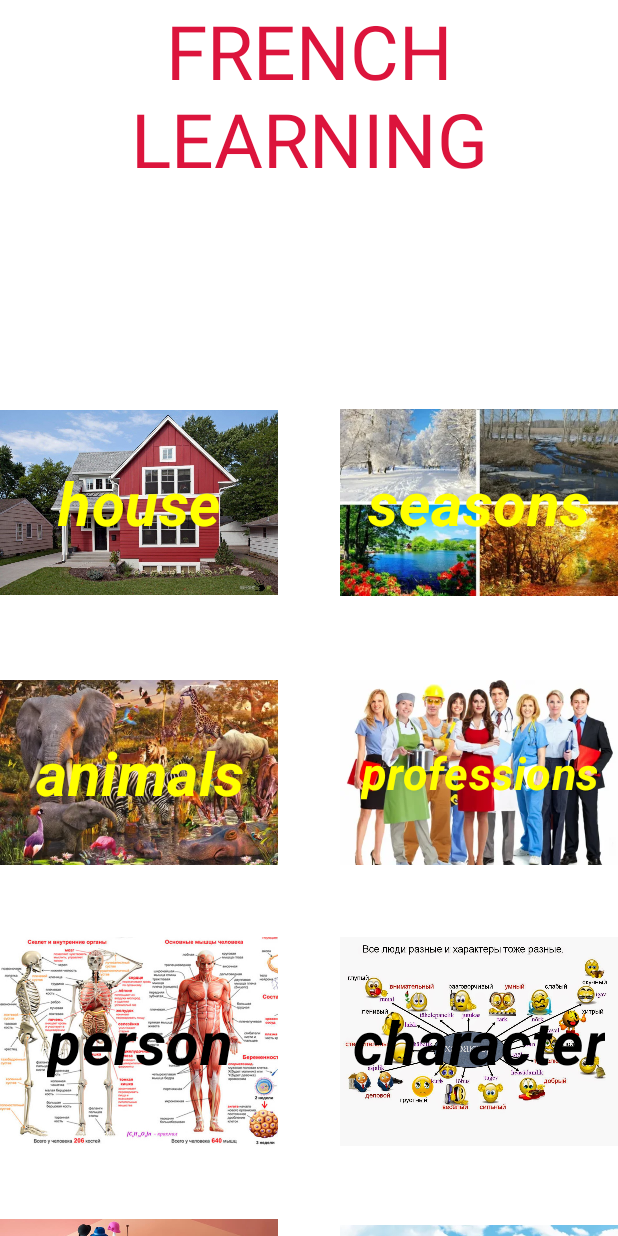
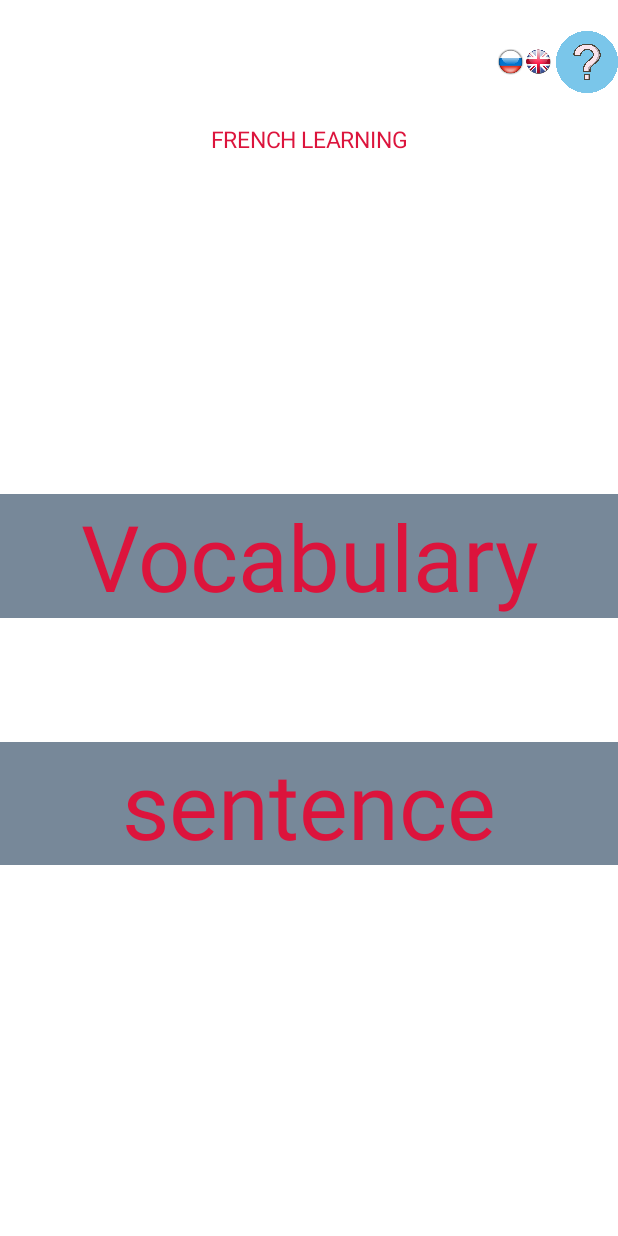
Before and after one commit to SargysanMher/French_Learning, an Android app: the screen it shows after launch (MainActivity before the commit, Start after it), on a phone screen of 412 x 824 dp. Run offline under Robolectric (Android 15) with nearby library versions, the light colour scheme and no system bars.

Commit message:
new activity and function to change language

```diff
--- /dev/null
+++ b/app/src/main/java/com/example/myapplication/Start.java
@@ -0,0 +1,72 @@
+package com.example.myapplication;
+
+import androidx.appcompat.app.AppCompatActivity;
+
+import android.annotation.SuppressLint;
+import android.app.Activity;
+import android.content.Intent;
+import android.content.SharedPreferences;
+import android.content.res.Configuration;
+import android.os.Bundle;
+import android.util.DisplayMetrics;
+import android.view.View;
+import android.widget.ImageView;
+import android.widget.TextView;
+
+import java.util.Locale;
+
+public class Start extends AppCompatActivity {
+int i = 0;
+    @Override
+    protected void onCreate(Bundle savedInstanceState) {
+        loadLocale();
+        super.onCreate(savedInstanceState);
+        setContentView(R.layout.activity_start);
+        DisplayMetrics metrics = getResources().getDisplayMetrics();
+
+        int DeviceTotalWidth = metrics.widthPixels;
+        int DeviceTotalHeight = metrics.heightPixels;
+        TextView French_Learning = findViewById(R.id.french_learning);
+        French_Learning.setTextSize(DeviceTotalWidth/40);
+        ImageView language = findViewById(R.id.language);
+        language.setOnClickListener(new View.OnClickListener() {
+            @Override
+            public void onClick(View v) {
+                if(French_Learning.getText().equals("FRENCH LEARNING")){
+                    setlocale("ru");
+                    recreate();
+                }
+                else{
+                    setlocale("en");
+                    recreate();
+                }
+            }
+        });
+    }
+
+    public void rules(View view) {
+
+    }
+
+
+    private void setlocale(String lang){
+        Locale locale = new Locale(lang);
+        Locale.setDefault(locale);
+        Configuration configuration = new Configuration();
+        configuration.locale=locale;
+        getBaseContext().getResources().updateConfiguration(configuration,getBaseContext().getResources().getDisplayMetrics());
+        SharedPreferences.Editor editor = getSharedPreferences("Settings",MODE_PRIVATE).edit();
+        editor.putString("Mylang",lang);
+        editor.apply();
+    }
+    public void loadLocale(){
+        SharedPreferences prefs = getSharedPreferences("Settings", Activity.MODE_PRIVATE);
+        String language = prefs.getString("Mylang","");
+        setlocale(language);
+    }
+
+    public void vocabulary(View view) {
+        Intent intent = new Intent(Start.this,MainActivity.class);
+        startActivity(intent);
+    }
+}
--- a/app/src/main/res/layout/activity_main.xml
+++ b/app/src/main/res/layout/activity_main.xml
@@ -258,12 +258,12 @@
 
 
         <TextView
-            android:layout_width="wrap_content"
+            android:layout_width="match_parent"
             android:layout_height="wrap_content"
             android:text="@string/clothes"
             app:layout_constraintBottom_toBottomOf="@id/clothes"
             app:layout_constraintEnd_toEndOf="@id/clothes"
-            android:textSize="40sp"
+            app:autoSizeTextType="uniform"
             android:id="@+id/clothes_string"
             android:textStyle="bold|italic"
             android:textColor="@color/red"
@@ -274,7 +274,6 @@
             android:id="@+id/stars_of_clothes"
             android:layout_width="wrap_content"
             android:layout_height="wrap_content"
-            android:textSize="30sp"
             android:textColor="@color/orange"
             app:layout_constraintEnd_toEndOf="@id/clothes"
             app:layout_constraintStart_toStartOf="@id/clothes"
@@ -283,11 +282,11 @@
         </TextView>
 
         <TextView
-            android:layout_width="wrap_content"
+            android:layout_width="match_parent"
             android:layout_height="wrap_content"
             android:textStyle="bold|italic"
             app:layout_constraintBottom_toBottomOf="@id/tecknology"
-            android:textSize="40sp"
+            app:autoSizeTextType="uniform"
             android:textColor="@color/orange"
             android:id="@+id/tecknology_string"
             style="@style/MaterialAlertDialog.MaterialComponents.Title.Text.CenterStacked"
@@ -299,7 +298,6 @@
             android:id="@+id/stars_of_technique"
             android:layout_width="wrap_content"
             android:layout_height="wrap_content"
-            android:textSize="30sp"
             android:textColor="@color/orange"
             app:layout_constraintEnd_toEndOf="@id/tecknology"
             app:layout_constraintStart_toStartOf="@id/tecknology"
@@ -307,10 +305,10 @@
 
         </TextView>
         <TextView
-            android:layout_width="wrap_content"
+            android:layout_width="match_parent"
             app:layout_constraintBottom_toBottomOf="@id/character"
             app:layout_constraintEnd_toEndOf="@id/character"
-            android:textSize="40sp"
+            app:autoSizeTextType="uniform"
             android:textColor="@color/black"
             android:textStyle="bold|italic"
             android:id="@+id/character_string"
@@ -323,7 +321,6 @@
             android:id="@+id/stars_of_character"
             android:layout_width="wrap_content"
             android:layout_height="wrap_content"
-            android:textSize="30sp"
             android:textColor="@color/orange"
             app:layout_constraintEnd_toEndOf="@id/character"
             app:layout_constraintStart_toStartOf="@id/character"
@@ -331,11 +328,11 @@
 
         </TextView>
         <TextView
-            android:layout_width="wrap_content"
+            android:layout_width="match_parent"
             android:layout_height="wrap_content"
             app:layout_constraintBottom_toBottomOf="@id/travel"
             app:layout_constraintEnd_toEndOf="@id/travel"
-            android:textSize="40sp"
+            app:autoSizeTextType="uniform"
             android:textStyle="bold|italic"
             android:id="@+id/travel_string"
             android:textColor="@color/red"
@@ -347,7 +344,6 @@
             android:id="@+id/stars_of_travel"
             android:layout_width="wrap_content"
             android:layout_height="wrap_content"
-            android:textSize="30sp"
             android:textColor="@color/orange"
             app:layout_constraintEnd_toEndOf="@id/travel"
             app:layout_constraintStart_toStartOf="@id/travel"
@@ -355,13 +351,13 @@
 
         </TextView>
         <TextView
-            android:layout_width="wrap_content"
+            android:layout_width="match_parent"
             android:textStyle="bold|italic"
             android:layout_height="wrap_content"
             app:layout_constraintBottom_toBottomOf="@id/nature"
             android:id="@+id/nature_string"
             app:layout_constraintEnd_toEndOf="@id/nature"
-            android:textSize="40sp"
+            app:autoSizeTextType="uniform"
             android:textColor="@color/red"
             style="@style/MaterialAlertDialog.MaterialComponents.Title.Text.CenterStacked"
             app:layout_constraintStart_toStartOf="@id/nature"
@@ -371,7 +367,6 @@
             android:id="@+id/stars_of_nature"
             android:layout_width="wrap_content"
             android:layout_height="wrap_content"
-            android:textSize="30sp"
             android:textColor="@color/orange"
             app:layout_constraintEnd_toEndOf="@id/nature"
             app:layout_constraintStart_toStartOf="@id/nature"
@@ -379,13 +374,13 @@
 
         </TextView>
         <TextView
-            android:layout_width="wrap_content"
+            android:layout_width="match_parent"
             android:textStyle="bold|italic"
             android:layout_height="wrap_content"
             app:layout_constraintBottom_toBottomOf="@id/seasons"
 
             app:layout_constraintEnd_toEndOf="@id/seasons"
-            android:textSize="40sp"
+            app:autoSizeTextType="uniform"
             android:textColor="@color/yellow"
             android:id="@+id/seasons_string"
             style="@style/MaterialAlertDialog.MaterialComponents.Title.Text.CenterStacked"
@@ -398,7 +393,6 @@
             android:id="@+id/stars_of_seasons"
             android:layout_width="wrap_content"
             android:layout_height="wrap_content"
-            android:textSize="30sp"
             android:textColor="@color/orange"
             app:layout_constraintEnd_toEndOf="@id/seasons"
             app:layout_constraintStart_toStartOf="@id/seasons"
@@ -406,12 +400,12 @@
 
         </TextView>
         <TextView
-            android:layout_width="wrap_content"
+            android:layout_width="match_parent"
             android:layout_height="wrap_content"
             app:layout_constraintBottom_toBottomOf="@id/home"
             app:layout_constraintEnd_toEndOf="@id/home"
             app:layout_constraintStart_toStartOf="@id/home"
-            android:textSize="40sp"
+            app:autoSizeTextType="uniform"
             android:textStyle="bold|italic"
             android:id="@+id/house"
             android:textColor="@color/yellow"
@@ -423,7 +417,6 @@
             android:id="@+id/stars_of_house"
             android:layout_width="wrap_content"
             android:layout_height="wrap_content"
-            android:textSize="30sp"
             android:textColor="@color/orange"
             app:layout_constraintEnd_toEndOf="@id/home"
             app:layout_constraintStart_toStartOf="@id/home"
@@ -431,13 +424,13 @@
 
         </TextView>
         <TextView
-            android:layout_width="wrap_content"
+            android:layout_width="match_parent"
             android:layout_height="wrap_content"
             app:layout_constraintBottom_toBottomOf="@id/food"
             app:layout_constraintEnd_toEndOf="@id/food"
             app:layout_constraintStart_toStartOf="@id/food"
             app:layout_constraintTop_toTopOf="@id/food"
-            android:textSize="40sp"
+            app:autoSizeTextType="uniform"
             android:textStyle="bold|italic"
             android:id="@+id/food_string"
             android:textColor="@color/black"
@@ -447,7 +440,6 @@
             android:id="@+id/stars_of_food"
             android:layout_width="wrap_content"
             android:layout_height="wrap_content"
-            android:textSize="30sp"
             android:textColor="@color/orange"
             app:layout_constraintEnd_toEndOf="@id/food"
             app:layout_constraintStart_toStartOf="@id/food"
@@ -455,11 +447,11 @@
 
         </TextView>
         <TextView
-            android:layout_width="wrap_content"
+            android:layout_width="match_parent"
             android:layout_height="wrap_content"
             app:layout_constraintBottom_toBottomOf="@id/person"
             app:layout_constraintEnd_toEndOf="@id/person"
-            android:textSize="40sp"
+            app:autoSizeTextType="uniform"
             android:textStyle="bold|italic"
             android:textColor="@color/black"
             android:id="@+id/person_string"
@@ -527,7 +519,7 @@
 
         </TextView>
         <TextView
-            android:layout_width="wrap_content"
+            android:layout_width="match_parent"
             android:layout_height="wrap_content"
             android:textSize="40sp"
             android:textColor="@color/yellow"
@@ -535,8 +527,8 @@
             app:layout_constraintBottom_toBottomOf="@id/animals"
             android:textStyle="bold|italic"
             android:id="@+id/animals_string"
-            app:layout_constraintEnd_toEndOf="@id/animals"
-            app:layout_constraintStart_toStartOf="@id/animals"
+            app:layout_constraintRight_toRightOf="@id/animals"
+            app:layout_constraintLeft_toLeftOf="@id/animals"
             app:layout_constraintTop_toTopOf="@id/animals"
             android:text="@string/animals" />
         <TextView
--- /dev/null
+++ b/app/src/main/res/layout/activity_start.xml
@@ -0,0 +1,93 @@
+<?xml version="1.0" encoding="utf-8"?>
+<androidx.constraintlayout.widget.ConstraintLayout xmlns:android="http://schemas.android.com/apk/res/android"
+    xmlns:app="http://schemas.android.com/apk/res-auto"
+    xmlns:tools="http://schemas.android.com/tools"
+    android:layout_width="match_parent"
+    android:layout_height="match_parent"
+    tools:context=".Start">
+    <TextView
+        android:layout_width="match_parent"
+        android:layout_height="wrap_content"
+        android:gravity="center"
+        android:textSize="50sp"
+        android:id="@+id/french_learning"
+        app:layout_constraintTop_toBottomOf="@id/rules"
+        android:textColor="@color/red"
+        android:text="@string/french_learning"
+        tools:ignore="MissingConstraints">
+
+    </TextView>
+    <ImageView
+        android:layout_width="0sp"
+        android:layout_height="0sp"
+        app:layout_constraintHeight_percent="0.1"
+        android:id="@+id/rules"
+        android:onClick="rules"
+        app:layout_constraintRight_toRightOf="parent"
+        app:layout_constraintWidth_percent="0.1"
+        android:src="@drawable/rules"
+        tools:ignore="MissingConstraints">
+
+
+    </ImageView>
+
+    <ImageView
+        android:id="@+id/language"
+        android:layout_width="0sp"
+        android:layout_height="0sp"
+        android:src="@drawable/language"
+        app:layout_constraintHeight_percent="0.1"
+        app:layout_constraintRight_toLeftOf="@id/rules"
+        app:layout_constraintWidth_percent="0.1"
+        tools:ignore="MissingConstraints">
+
+
+    </ImageView>
+    <TextView
+        android:layout_width="match_parent"
+        android:layout_height="0sp"
+        android:id="@+id/view"
+        app:layout_constraintHeight_percent="0.4"
+        tools:ignore="MissingConstraints">
+
+    </TextView>
+    <TextView
+        android:layout_width="match_parent"
+        android:layout_height="0sp"
+        android:id="@+id/vocabulary"
+        app:layout_constraintTop_toBottomOf="@id/view"
+        app:autoSizeTextType="uniform"
+        android:gravity="center"
+        android:text="@string/vocabulary"
+        android:onClick="vocabulary"
+        app:layout_constraintHeight_percent="0.1"
+        android:background="@color/gray"
+        android:textColor="@color/red"
+        tools:ignore="MissingConstraints">
+
+    </TextView>
+    <TextView
+        android:layout_width="match_parent"
+        android:layout_height="0sp"
+        android:id="@+id/view1"
+        app:layout_constraintTop_toBottomOf="@id/vocabulary"
+        app:layout_constraintHeight_percent="0.1"
+        tools:ignore="MissingConstraints">
+
+    </TextView>
+    <TextView
+        android:layout_width="match_parent"
+        android:layout_height="0sp"
+        android:id="@+id/sentence"
+        app:layout_constraintTop_toBottomOf="@id/view1"
+        app:autoSizeTextType="uniform"
+        android:gravity="center"
+        android:text="@string/sentence"
+        app:layout_constraintHeight_percent="0.1"
+        android:background="@color/gray"
+        android:textColor="@color/red"
+        tools:ignore="MissingConstraints">
+
+    </TextView>
+
+</androidx.constraintlayout.widget.ConstraintLayout>
--- a/app/src/main/res/values/strings.xml
+++ b/app/src/main/res/values/strings.xml
@@ -27,4 +27,6 @@
     <string name="your_result_for_this_theme_is">your result for this theme is</string>
     <string name="hints_used">hints used</string>
     <string name="answers_used">answers_used</string>
+    <string name="vocabulary">Vocabulary</string>
+    <string name="sentence">sentence</string>
 </resources>
```
Also changed, not shown: app/src/main/AndroidManifest.xml (+13 -5 lines), app/src/main/res/drawable/language.webp (added), app/src/main/res/drawable/rules.jpg (added), 1 other file.
